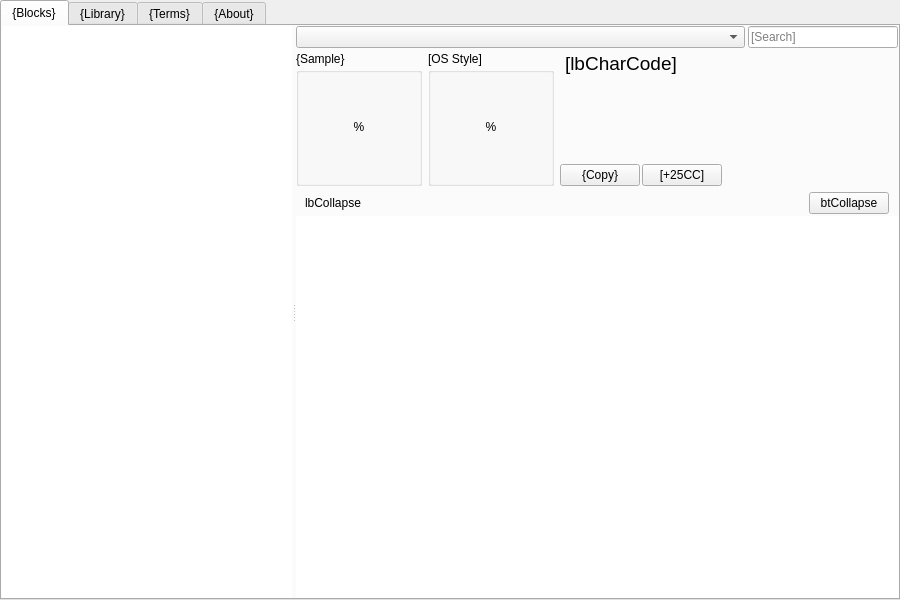
Before: the Qt Designer form Unicodia/FmMain.ui in Mercury13/unicodia, drawn with Qt 5.
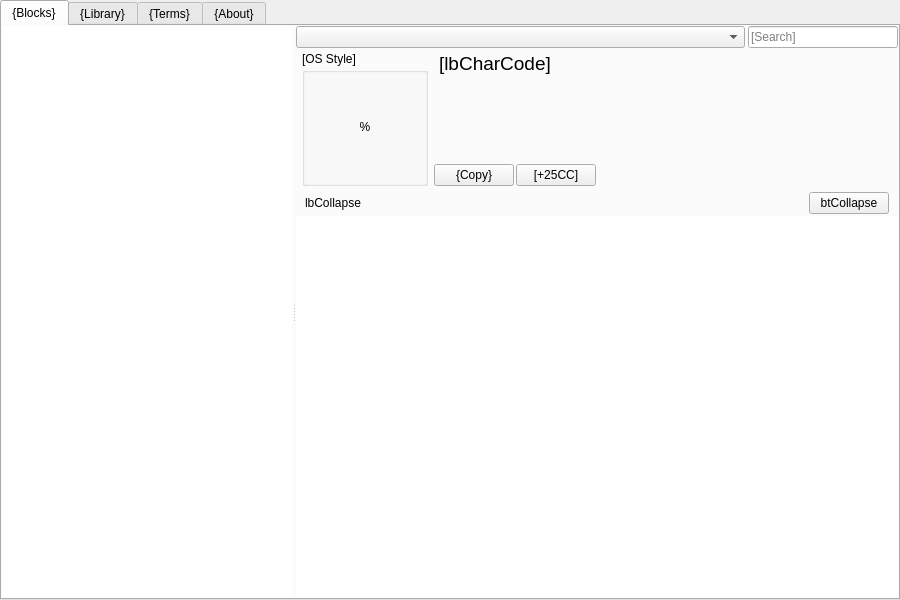
After: the same form once the commit is applied. The open tabs and pages were chosen to show the change. Icons and pictures are not drawn. Custom widgets are drawn as their Qt base class.

Commit message: WiSample, what to do?

The edit to the form file:
```diff
--- a/Unicodia/FmMain.ui
+++ b/Unicodia/FmMain.ui
@@ -195,87 +195,7 @@
                    <number>4</number>
                   </property>
                   <item>
-                   <layout class="QVBoxLayout" name="laySample" stretch="0,1">
-                    <property name="spacing">
-                     <number>1</number>
-                    </property>
-                    <item>
-                     <widget class="QLabel" name="lbSampleTitle">
-                      <property name="text">
-                       <string>{Sample}</string>
-                      </property>
-                     </widget>
-                    </item>
-                    <item>
-                     <widget class="QGroupBox" name="grpSample">
-                      <layout class="QHBoxLayout" name="horizontalLayout_2">
-                       <property name="spacing">
-                        <number>0</number>
-                       </property>
-                       <property name="leftMargin">
-                        <number>0</number>
-                       </property>
-                       <property name="topMargin">
-                        <number>0</number>
-                       </property>
-                       <property name="rightMargin">
-                        <number>0</number>
-                       </property>
-                       <property name="bottomMargin">
-                        <number>2</number>
-                       </property>
-                       <item>
-                        <widget class="QStackedWidget" name="stackSample">
-                         <property name="currentIndex">
-                          <number>0</number>
-                         </property>
-                         <widget class="QWidget" name="pageSampleQt">
-                          <layout class="QVBoxLayout" name="verticalLayout_6">
-                           <property name="leftMargin">
-                            <number>0</number>
-                           </property>
-                           <property name="topMargin">
-                            <number>0</number>
-                           </property>
-                           <property name="rightMargin">
-                            <number>0</number>
-                           </property>
-                           <property name="bottomMargin">
-                            <number>0</number>
-                           </property>
-                           <item>
-                            <widget class="QLabel" name="lbSample">
-                             <property name="minimumSize">
-                              <size>
-                               <width>120</width>
-                               <height>108</height>
-                              </size>
-                             </property>
-                             <property name="font">
-                              <font>
-                               <stylestrategy>PreferAntialias</stylestrategy>
-                              </font>
-                             </property>
-                             <property name="text">
-                              <string notr="true">%</string>
-                             </property>
-                             <property name="textFormat">
-                              <enum>Qt::PlainText</enum>
-                             </property>
-                             <property name="alignment">
-                              <set>Qt::AlignCenter</set>
-                             </property>
-                            </widget>
-                           </item>
-                          </layout>
-                         </widget>
-                         <widget class="WiCustomDraw" name="pageSampleCustom"/>
-                        </widget>
-                       </item>
-                      </layout>
-                     </widget>
-                    </item>
-                   </layout>
+                   <widget class="WiSample" name="wiSample" native="true"/>
                   </item>
                   <item>
                    <layout class="QVBoxLayout" name="layOs" stretch="0,1">
@@ -783,12 +703,6 @@
   </action>
  </widget>
  <customwidgets>
-  <customwidget>
-   <class>WiCustomDraw</class>
-   <extends>QWidget</extends>
-   <header>CharPaint.h</header>
-   <container>1</container>
-  </customwidget>
   <customwidget>
    <class>WideComboBox</class>
    <extends>QComboBox</extends>
@@ -809,6 +723,12 @@
    <extends>QListView</extends>
    <header>c_SearchEdit.h</header>
   </customwidget>
+  <customwidget>
+   <class>WiSample</class>
+   <extends>QWidget</extends>
+   <header>WiSample.h</header>
+   <container>1</container>
+  </customwidget>
  </customwidgets>
  <resources>
   <include location="Resources/res.qrc"/>
```
Left out of the diff: 2 changed lines with no effect on the pictures. The commit also changes 5 other files.
